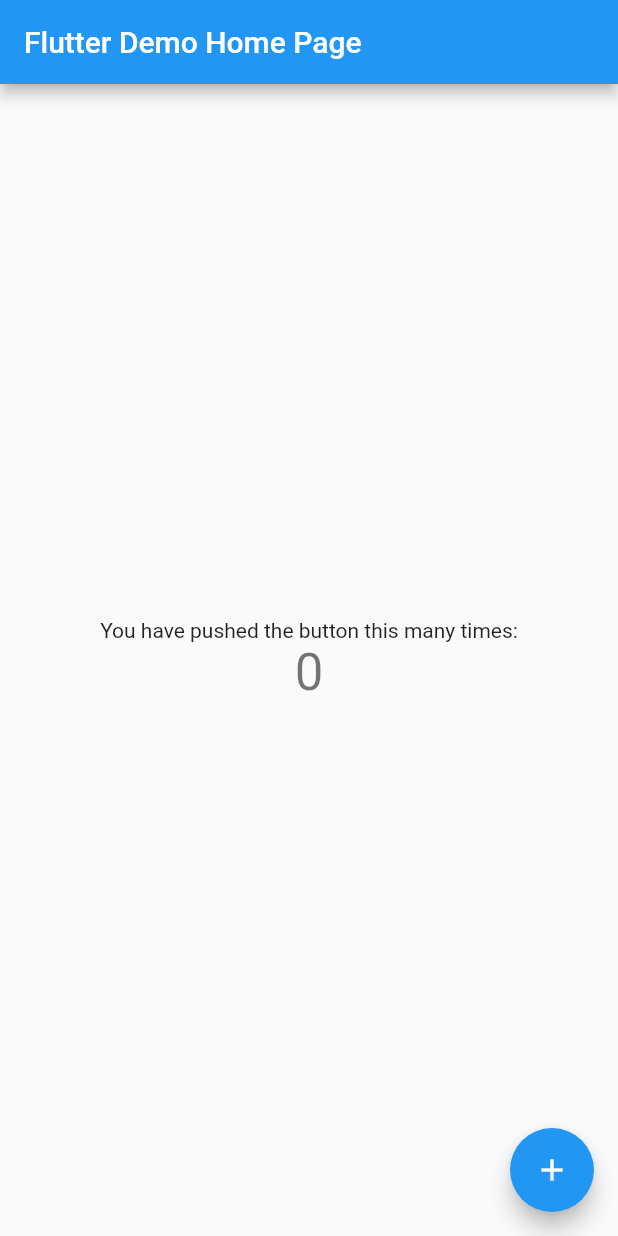
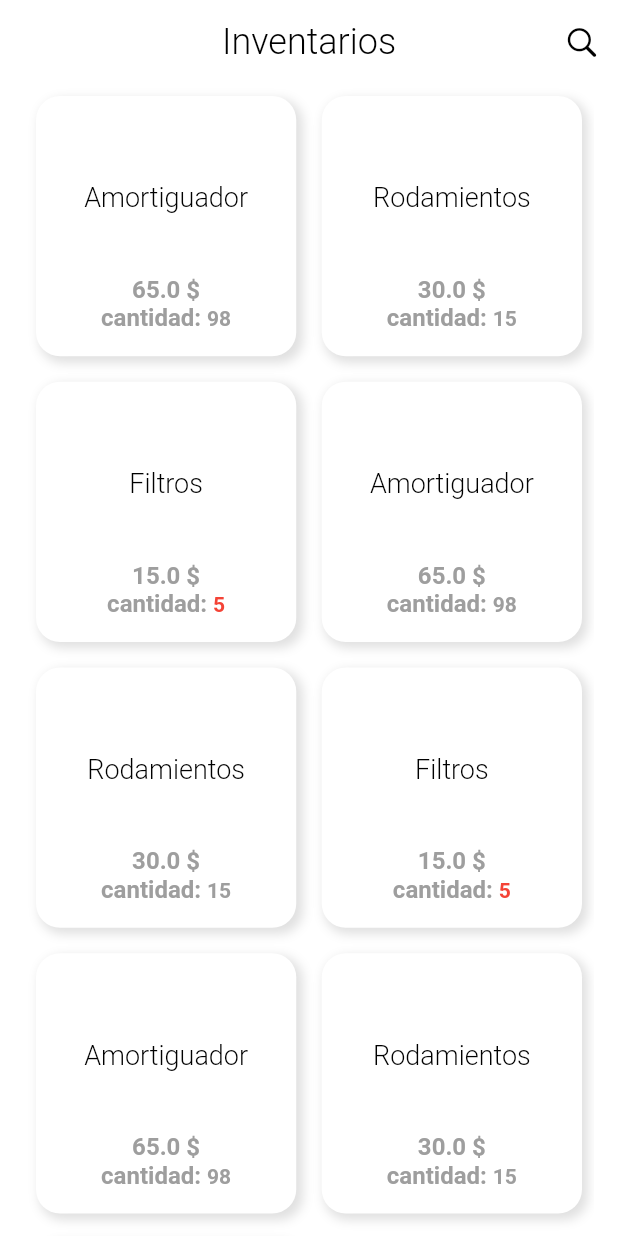
Before and after one commit to marcoleonardini/hackton_pyme_2019, a Flutter app: the screen it shows after launch, on a phone screen of 412 x 824 dp. Run offline on Flutter 3.47's test engine with Material 2 defaults, Android fonts, the phone set to English and light mode, and no system bars.

Commit message:
add inventary page init

```diff
--- a/lib/main.dart
+++ b/lib/main.dart
@@ -1,64 +1,33 @@
 import 'package:flutter/material.dart';
+import 'package:flutter/services.dart';
+import 'package:hackaton_pyme_2019/ui/pages/inventory/inventory.dart';
 
-void main() => runApp(MyApp());
+void main() {
+  SystemChrome.setSystemUIOverlayStyle(SystemUiOverlayStyle(
+      statusBarColor: Colors.transparent,
+      statusBarIconBrightness: Brightness.dark));
+  SystemChrome.setPreferredOrientations(
+      [DeviceOrientation.portraitDown, DeviceOrientation.portraitUp]);
+  runApp(MyApp());
+}
 
 class MyApp extends StatelessWidget {
   // This widget is the root of your application.
   @override
   Widget build(BuildContext context) {
     return MaterialApp(
+      debugShowCheckedModeBanner: false,
       title: 'Flutter Demo',
       theme: ThemeData(
-        primarySwatch: Colors.blue,
-      ),
-      home: MyHomePage(title: 'Flutter Demo Home Page'),
+          primarySwatch: Colors.blue,
+          textTheme: TextTheme(
+              body1: TextStyle(color: Colors.black, fontSize: 18.0,fontWeight: FontWeight.w300),
+              body2: TextStyle(color: Colors.grey, fontWeight: FontWeight.bold,fontSize: 16.0),
+              title: TextStyle(
+                  color: Colors.black,
+                  fontWeight: FontWeight.w300,
+                  fontSize: 24.0))),
+      home: Inventory(),
     );
   }
 }
-
-class MyHomePage extends StatefulWidget {
-  MyHomePage({Key key, this.title}) : super(key: key);
-
-  final String title;
-
-  @override
-  _MyHomePageState createState() => _MyHomePageState();
-}
-
-class _MyHomePageState extends State<MyHomePage> {
-  int _counter = 0;
-
-  void _incrementCounter() {
-    setState(() {
-      _counter++;
-    });
-  }
-
-  @override
-  Widget build(BuildContext context) {
-    return Scaffold(
-      appBar: AppBar(
-        title: Text(widget.title),
-      ),
-      body: Center(
-        child: Column(
-          mainAxisAlignment: MainAxisAlignment.center,
-          children: <Widget>[
-            Text(
-              'You have pushed the button this many times:',
-            ),
-            Text(
-              '$_counter',
-              style: Theme.of(context).textTheme.display1,
-            ),
-          ],
-        ),
-      ),
-      floatingActionButton: FloatingActionButton(
-        onPressed: _incrementCounter,
-        tooltip: 'Increment',
-        child: Icon(Icons.add),
-      ),
-    );
-  }
-}
--- /dev/null
+++ b/lib/ui/pages/inventory/inventory.dart
@@ -0,0 +1,59 @@
+import 'package:flutter/cupertino.dart';
+import 'package:flutter/material.dart';
+import 'package:hackaton_pyme_2019/data/example/insumes.dart' as proex;
+import 'package:hackaton_pyme_2019/ui/pages/inventory/widgets/card_view_product.dart';
+
+class Inventory extends StatelessWidget {
+
+  void _search(){}
+
+  @override
+  Widget build(BuildContext context) {
+    return Scaffold(
+      backgroundColor: Colors.white,
+      appBar: AppBar(
+        automaticallyImplyLeading: true,
+        actions: <Widget>[
+          IconButton(
+            onPressed: _search,
+            icon: Icon(
+              CupertinoIcons.search,
+              color: Colors.black,
+            ),
+          )
+        ],
+        brightness: Brightness.light,
+        title: Text('Inventarios', style: Theme.of(context).textTheme.title),
+        centerTitle: true,
+        backgroundColor: Colors.white,
+        elevation: 0,
+      ),
+      body: Container(
+          margin: EdgeInsets.only(top: MediaQuery.of(context).padding.top),
+          padding: EdgeInsets.only(left: 16.0, right: 16.0),
+          child: ListElements()),
+    );
+  }
+}
+
+class ListElements extends StatelessWidget {
+  @override
+  Widget build(BuildContext context) {
+    return CustomScrollView(
+      physics: BouncingScrollPhysics(),
+      primary: false,
+      slivers: <Widget>[
+        SliverGrid.count(
+          childAspectRatio: 1,
+          crossAxisCount: 2,
+          crossAxisSpacing: 1,
+          mainAxisSpacing: 1,
+          children: <Widget>[
+            for (int i = 0; i < 9; i++)
+              CardViewProduct(product: proex.products[i % 3]),
+          ],
+        )
+      ],
+    );
+  }
+}
--- /dev/null
+++ b/lib/ui/pages/inventory/widgets/card_view_product.dart
@@ -0,0 +1,54 @@
+import 'package:flutter/material.dart';
+import 'package:hackaton_pyme_2019/models/insume.dart';
+
+class CardViewProduct extends StatelessWidget {
+  final Insume product;
+  CardViewProduct({this.product});
+
+  @override
+  Widget build(BuildContext context) {
+    return Container(
+      margin: EdgeInsets.all(8.0),
+      padding: EdgeInsets.all(16.0),
+      decoration: BoxDecoration(
+          borderRadius: BorderRadius.circular(16.0),
+          color: Colors.white,
+          boxShadow: [
+            BoxShadow(
+                color: Colors.black12,
+                blurRadius: 5.0,
+                spreadRadius: 1.0,
+                offset: Offset(3.0, 3.0))
+          ]),
+      child: Column(
+        crossAxisAlignment: CrossAxisAlignment.center,
+        mainAxisAlignment: MainAxisAlignment.center,
+        children: <Widget>[
+          Expanded(
+              child: Center(
+                  child: Text(
+            product.nombre,
+            style: Theme.of(context).textTheme.body1,
+          ))),
+          Column(
+            children: <Widget>[
+              Text("${product.precio}\t\$",
+                  style: Theme.of(context).textTheme.body2),
+              RichText(
+                text: TextSpan(children: [
+                  TextSpan(text: "cantidad:\t",style: Theme.of(context).textTheme.body2),
+                  TextSpan(
+                      text: "${product.cantidad}",
+                      style: TextStyle(
+                        fontWeight: FontWeight.bold,
+                          color:
+                              product.cantidad < 10 ? Colors.red : Colors.grey))
+                ]),
+              )
+            ],
+          )
+        ],
+      ),
+    );
+  }
+}
--- a/pubspec.yaml
+++ b/pubspec.yaml
@@ -14,7 +14,7 @@ description: A new Flutter project.
 version: 1.0.0+1
 
 environment:
-  sdk: ">=2.1.0 <3.0.0"
+  sdk: ">=2.3.0 <3.0.0"
 
 dependencies:
   flutter:
```
